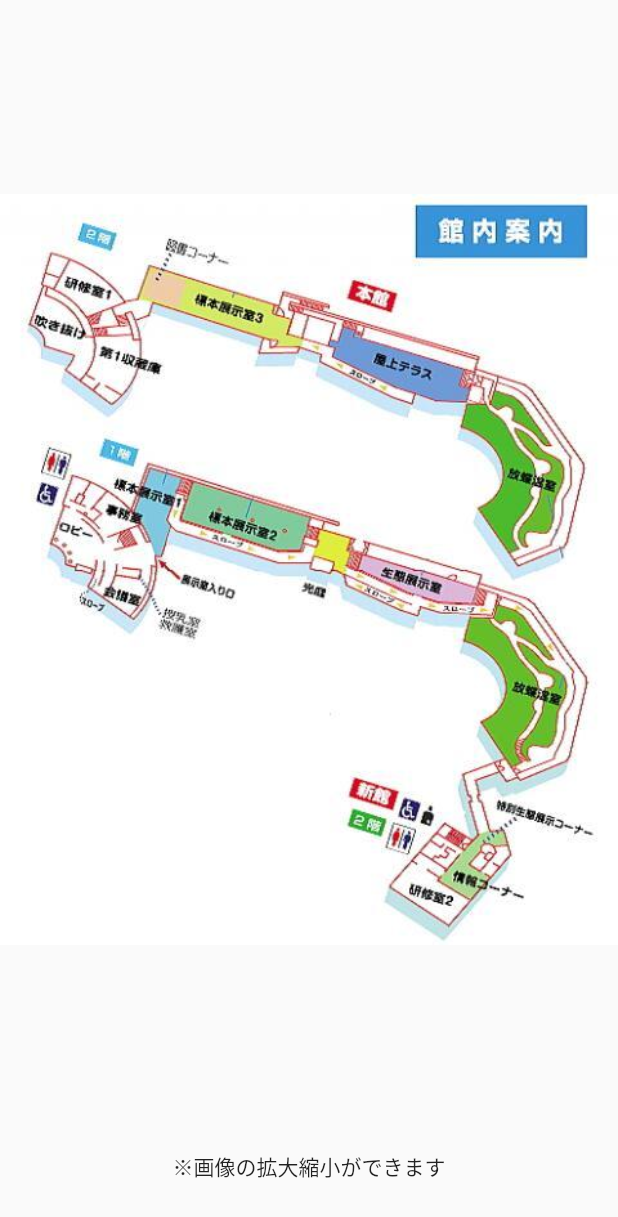
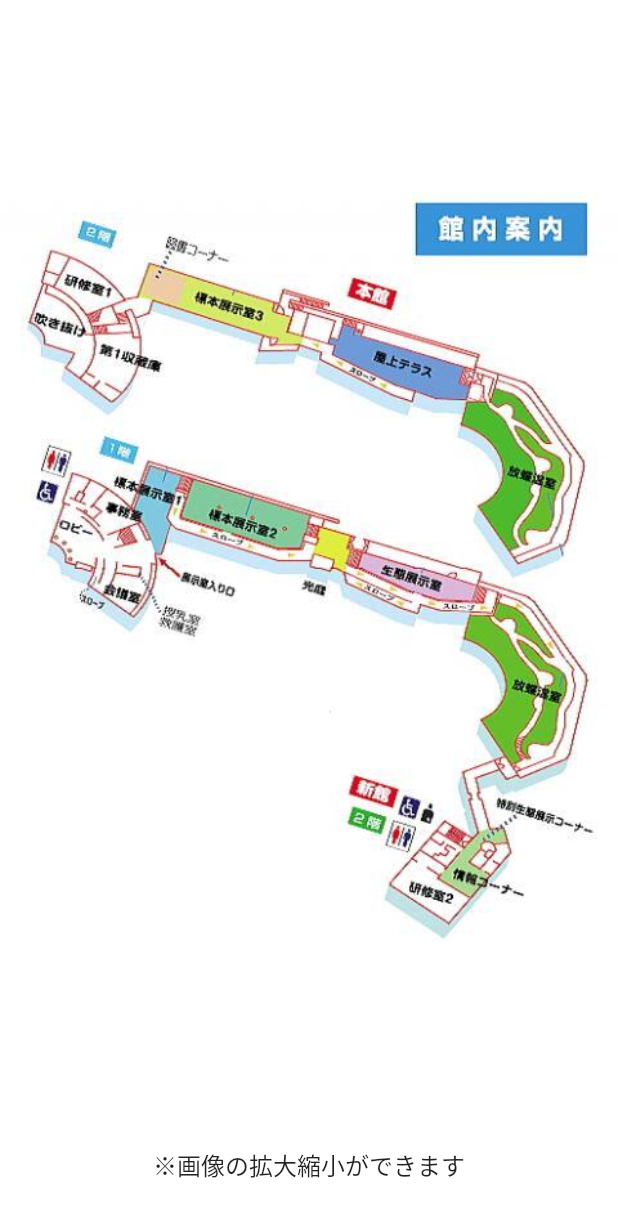
Before and after one commit to Mikka2020/flutter_mushi_01, a Flutter app: the FloorMap screen opened by its route, on a phone screen of 412 x 824 dp. Shown: the top 1217 px of the screen. Run offline on Flutter 3.47's test engine with Material 2 defaults, Android fonts, the phone set to English and light mode, and no system bars; our stand-ins replace flutter_svg, image_picker, shared_preferences, sqflite, webview_flutter; missing offline and left inert: flutter_overboard; accounts and stored records are empty.

Commit message:
マップ画面の背景色変更

```diff
--- a/lib/floor_map.dart
+++ b/lib/floor_map.dart
@@ -7,6 +7,7 @@ class FloorMap extends StatelessWidget {
   @override
   Widget build(BuildContext context) {
     return Scaffold(
+      backgroundColor: const Color(0xFFffffff),
       body: SafeArea(
         child: Column(
           children: [
@@ -21,7 +22,10 @@ class FloorMap extends StatelessWidget {
             ),
             const Padding(
               padding: EdgeInsets.only(bottom: 36.0, top: 8.0),
-              child: Text("※画像の拡大縮小ができます"),
+              child: Text(
+                "※画像の拡大縮小ができます",
+                style: TextStyle(fontSize: 16.0),
+              ),
             ),
           ],
         ),
```
